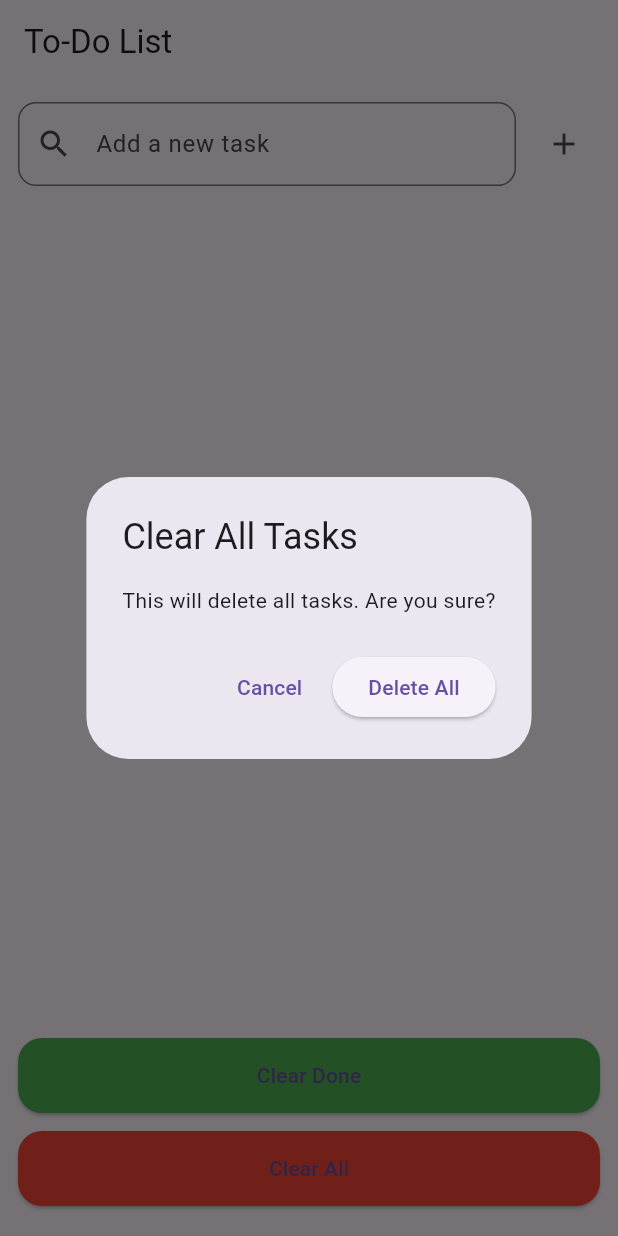
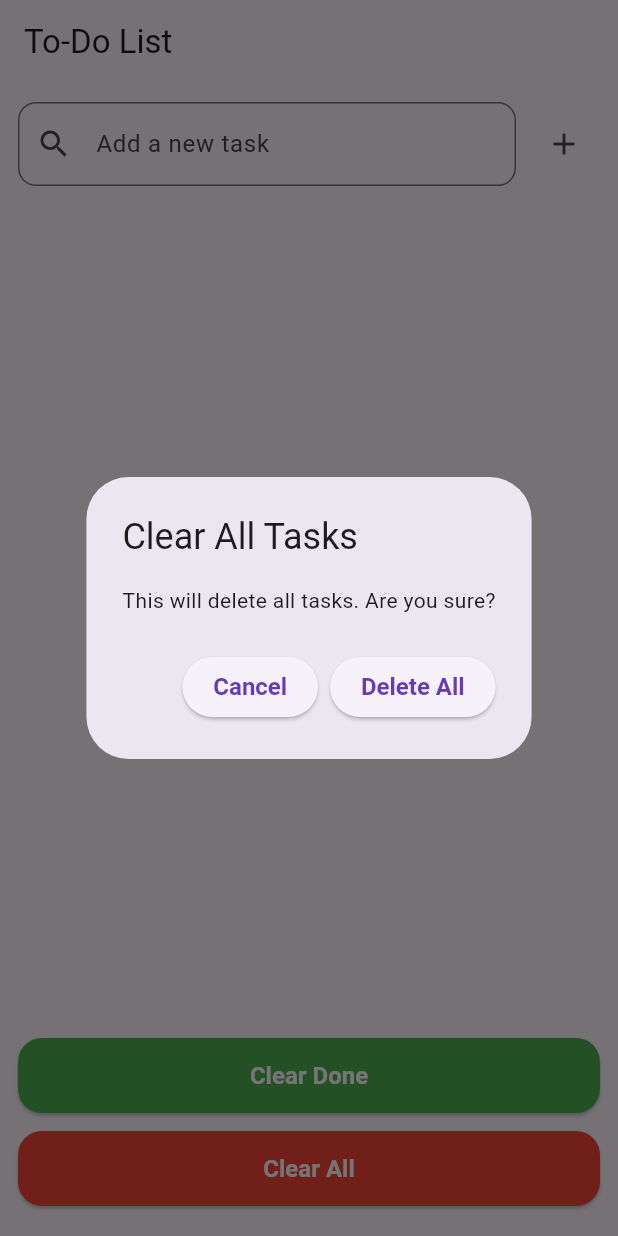
Before and after one commit to one-dot/simple_todo_app, a Flutter app: the screen it shows after launch, after a tap on "Clear All", on a phone screen of 412 x 824 dp. Run offline on Flutter 3.47's test engine with Material 3 defaults, Android fonts, the phone set to English and light mode, and no system bars; our stand-ins replace bloc, equatable, flutter_bloc, fpdart, get_it, hive and 1 more; accounts and stored records are empty.

Commit message:
chore: cleanup and improve base app UI setup
- Updated Snackbar styling
- Added custom ThemeData
- Disabled landscape mode

```diff
--- a/lib/application/todo/bloc/todo_bloc.dart
+++ b/lib/application/todo/bloc/todo_bloc.dart
@@ -12,7 +12,6 @@ import 'package:simple_todo_app/domain/usescases/toggle_complete_todo.dart';
 part 'todo_event.dart';
 part 'todo_state.dart';
 
-//TODO Consider using the uuid package to generate random IDs
 class TodoBloc extends Bloc<TodoEvent, TodoState> {
   final GetAllTodos getAllTodos;
   final AddTodo addTodo;
--- /dev/null
+++ b/lib/core/theme/app_theme.dart
@@ -0,0 +1,28 @@
+import 'package:flutter/material.dart';
+
+/// Global app theme
+final appTheme = ThemeData(
+  // SnackBar theme customization
+  snackBarTheme: SnackBarThemeData(
+    // Background color of all snackbars
+    backgroundColor: Colors.blue,
+
+    // Style for the main snackbar text (content)
+    contentTextStyle: TextStyle(fontSize: 18, color: Colors.white, fontWeight: FontWeight.w500),
+
+    // Rounded corners for a modern look
+    shape: RoundedRectangleBorder(
+      borderRadius: BorderRadius.only(topLeft: Radius.circular(12), topRight: Radius.circular(12)),
+    ),
+  ),
+  // Style for SnackBarAction label in Snackbar
+  textTheme: TextTheme(labelLarge: TextStyle(fontSize: 18)),
+
+  // Style for ElevatedButton
+  elevatedButtonTheme: ElevatedButtonThemeData(
+    style: ElevatedButton.styleFrom(
+      foregroundColor: Colors.white,
+      textStyle: TextStyle(fontSize: 16, fontWeight: FontWeight.w600),
+    ),
+  ),
+);
--- a/lib/main.dart
+++ b/lib/main.dart
@@ -1,11 +1,16 @@
 import 'package:flutter/material.dart';
+import 'package:flutter/services.dart';
 import 'package:flutter_bloc/flutter_bloc.dart';
+import 'package:simple_todo_app/core/theme/app_theme.dart';
 import 'injection_container.dart' as di;
 import 'application/todo/bloc/todo_bloc.dart';
 import 'presentation/pages/todo_page.dart';
 
 void main() async {
   WidgetsFlutterBinding.ensureInitialized();
+
+  // Only allow portrait orientation
+  await SystemChrome.setPreferredOrientations([DeviceOrientation.portraitUp]);
 
   // Init Hive, register adapters, DI
   await di.init();
@@ -21,6 +26,7 @@ class MyApp extends StatelessWidget {
     return MaterialApp(
       title: 'Simple Todo App',
       debugShowCheckedModeBanner: false,
+      theme: appTheme,
       home: BlocProvider(create: (_) => di.sl<TodoBloc>()..add(LoadTodos()), child: const TodoPage()),
     );
   }
--- a/lib/presentation/widgets/show_confirm_dialog.dart
+++ b/lib/presentation/widgets/show_confirm_dialog.dart
@@ -15,8 +15,14 @@ Future<bool> showConfirmDialog({
           title: Text(title),
           content: Text(content),
           actions: [
-            TextButton(onPressed: () => Navigator.of(ctx).pop(false), child: Text(cancelText)),
-            ElevatedButton(onPressed: () => Navigator.of(ctx).pop(true), child: Text(confirmText)),
+            ElevatedButton(
+              onPressed: () => Navigator.of(ctx).pop(false),
+              child: Text(cancelText, style: TextStyle(color: Colors.deepPurple)),
+            ),
+            ElevatedButton(
+              onPressed: () => Navigator.of(ctx).pop(true),
+              child: Text(confirmText, style: TextStyle(color: Colors.deepPurple)),
+            ),
           ],
         ),
   );
--- a/lib/presentation/widgets/todo_list_Item.dart
+++ b/lib/presentation/widgets/todo_list_Item.dart
@@ -30,7 +30,10 @@ class TodoListItem extends StatelessWidget {
             ScaffoldMessenger.of(context).showSnackBar(
               SnackBar(
                 content: const Text('Task deleted'),
+                backgroundColor: Colors.blue,
+                padding: const EdgeInsets.symmetric(vertical: 20, horizontal: 20),
                 action: SnackBarAction(
+                  textColor: Colors.white,
                   label: 'Undo',
                   onPressed: () {
                     // 3. If undo is pressed, re-add the same Todo via BLoC
```
